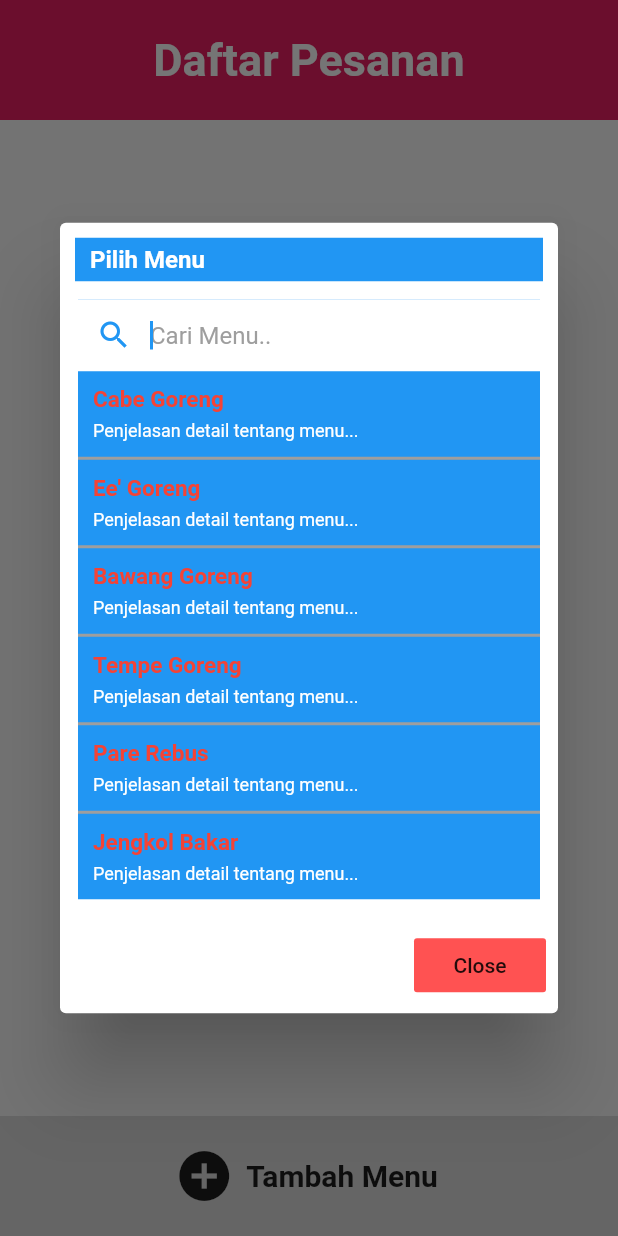
After one commit to amhirin/eduprog_flutter_exercises, a Flutter app: the PopupDialogPage screen opened directly, after a tap on "Tambah Menu", on a phone screen of 412 x 824 dp. The commit adds this screen. Run offline on Flutter 3.47's test engine with Material 2 defaults, Android fonts, the phone set to English and light mode, and no system bars; our stand-ins replace flutter_custom_clippers, qr_flutter; missing offline and left inert: qr_code_scanner.

Commit message:
tambahan popup dialog

```diff
--- /dev/null
+++ b/lib/eduprog/popupdialog.dart
@@ -0,0 +1,320 @@
+import 'package:flutter/material.dart';
+
+class PopupDialogPage extends StatefulWidget {
+  PopupDialogPage({Key key, this.title}) : super(key: key);
+  final String title;
+
+  @override
+  _PopupDialogPageState createState() => _PopupDialogPageState();
+}
+
+class _PopupDialogPageState extends State<PopupDialogPage> {
+
+  List<Map<String, String>> lstMenu = [];
+
+  List<Widget> buildListMenu(){
+    List<Widget> lstWidget = [];
+
+    for (int i = 0; i < lstMenu.length; i++){
+      final Map mData = lstMenu[i];
+      lstWidget.add(Container(
+        padding: EdgeInsets.symmetric(horizontal: 10, vertical: 10),
+        child: Row(
+          children: <Widget>[
+            Expanded(
+              child: Container(
+                height: 60,
+                alignment: Alignment.center,
+                color: Colors.indigoAccent,
+                child: Text(mData["text"], style: TextStyle(fontSize: 25, fontWeight: FontWeight.bold),),
+              ),
+            ),
+            Container(
+              alignment: Alignment.center,
+              height: 60,
+              color: Colors.black26,
+              width: 80,
+              child: IconButton(
+                icon: Icon(Icons.remove_circle),
+                onPressed: (){
+                  setState(() {
+                    lstMenu.remove(mData);
+                  });
+                },
+                iconSize: 40,
+                color: Colors.red,
+              ),
+            )
+
+          ],
+        ),
+      ));
+      lstWidget.add(Divider(color: Colors.black87,));
+    }
+
+    return lstWidget;
+  }
+
+  Future<String> _showStockChooserDialog(){
+    return showDialog(
+        context: context,
+        builder: (BuildContext context){
+          return MenuChooserDialog(title: "Pilih Menu",);
+        }
+    );
+  }
+
+  @override
+  void initState() {
+
+    super.initState();
+  }
+
+  @override
+  Widget build(BuildContext context) {
+    return Scaffold(
+      body: SafeArea(
+        child: Column(
+          children: <Widget>[
+            Container(
+              height: 80,
+              color: Colors.pink,
+              child: Center(child: Text("Daftar Pesanan", style: TextStyle(color: Colors.white, fontWeight: FontWeight.bold, fontSize: 30),)),
+            ),
+            Expanded(
+              child: SingleChildScrollView(
+                child: Column(
+                  children: <Widget>[...buildListMenu()],
+                ),
+              ),
+            ),
+            Container(
+              alignment: Alignment.center,
+              height: 80,
+              color: Colors.black12,
+              child: FlatButton.icon(onPressed: (){
+                _showStockChooserDialog().then((val){
+                    if (val == null) return;
+                    lstMenu.add({
+                      "id": "",
+                      "text": val
+                    });
+                    setState(() {
+
+                    });
+                });
+              }, icon: Icon(Icons.add_circle, size: 40,), label: Text("Tambah Menu", style: TextStyle(fontSize: 20, fontWeight: FontWeight.bold),)),
+            )
+          ],
+        ),
+      ),
+    );
+  }
+}
+
+
+class MenuChooserDialog extends StatefulWidget {
+  final String title;
+  MenuChooserDialog({Key key, this.title}) : super(key: key);
+
+  @override
+  _MenuChooserDialogState createState() => _MenuChooserDialogState();
+
+}
+
+class _MenuChooserDialogState extends State<MenuChooserDialog> {
+
+  List<Map<String, String>> _menuDataFiltered = [];
+  List<Map<String, String>> _menuDataSource = [];
+  final TextEditingController _filterController = TextEditingController();
+
+  @override
+  void initState() {
+    _menuDataSource.addAll([{
+        "id": "1",
+        "text": "Cabe Goreng"
+      },
+      {
+        "id": "2",
+        "text": "Ee' Goreng"
+      },
+      {
+        "id": "3",
+        "text": "Bawang Goreng"
+      },
+      {
+        "id": "4",
+        "text": "Tempe Goreng"
+      },
+      {
+        "id": "5",
+        "text": "Pare Rebus"
+      },
+      {
+        "id": "6",
+        "text": "Jengkol Bakar"
+      },
+      {
+        "id": "7",
+        "text": "Pete Goreng"
+      }
+    ]
+    );
+    _menuDataFiltered = []..addAll(_menuDataSource);
+    super.initState();
+  }
+
+  @override
+  void dispose() {
+    _filterController.dispose();
+    _menuDataFiltered.clear();
+    _menuDataSource.clear();
+    super.dispose();
+  }
+
+  List<Widget> getRows(){
+    List<Widget> lstWidget = [];
+    lstWidget = _menuDataFiltered.map((Map menuData){
+      return InkWell(
+        onTap: (){
+          Navigator.pop(context, menuData["text"]);
+        },
+        child: Container(
+          decoration: BoxDecoration(
+            //color: Colors.redAccent,
+              border: Border(
+                  bottom: BorderSide(
+                    color: Colors.grey,
+                    width: 2,
+                  )
+              )
+          ),
+          //height: 40,
+          padding: EdgeInsets.fromLTRB(10, 10, 0, 10),
+          child: Row(
+            children: <Widget>[
+              Expanded(
+                child: Column(
+                  children: <Widget>[
+                    Container(
+                      padding: EdgeInsets.only(bottom: 5),
+                      alignment:  Alignment.centerLeft,
+                      child: Text("${menuData["text"]}",
+                        style: TextStyle(
+                            fontSize: 15,
+                            color: Colors.red,
+                            fontWeight: FontWeight.bold
+                        ),),
+                    ),
+                    Container(
+                      alignment:  Alignment.centerLeft,
+                      child: Text("Penjelasan detail tentang menu...",
+                          style: TextStyle(
+                              color: Colors.white,
+                              fontSize: 12,
+                              fontWeight: FontWeight.normal
+                          )),
+                    )
+
+                  ],
+                ),
+
+              ),
+
+            ],
+          ),
+        ),
+      );
+    }).toList();
+    lstWidget = lstWidget.sublist(0, lstWidget.length > 50 ? 50 : lstWidget.length);
+    return lstWidget;
+  }
+
+  void processFilterChange(String filterText){
+    if(filterText?.isEmpty){
+      _menuDataFiltered = []..addAll(_menuDataSource);
+    }else{
+      _menuDataFiltered = []..addAll(_menuDataSource);
+      _menuDataFiltered.removeWhere((value) => !value["text"]?.toString().toLowerCase().contains(filterText.toLowerCase()));
+    }
+    setState(() {
+    });
+  }
+  @override
+  Widget build(BuildContext context) {
+    return AlertDialog(
+      contentPadding: EdgeInsets.fromLTRB(2, 2, 2, 2),
+      titlePadding: EdgeInsets.fromLTRB(10, 10, 10, 0),
+      title: Container(
+          color: Colors.blue,
+          padding: EdgeInsets.fromLTRB(10,5,5,5),
+          child: Text(widget.title, style: TextStyle(color: Colors.white, fontSize: 16, fontWeight: FontWeight.bold),)
+      ),
+
+      content: DefaultTextStyle(
+        style: TextStyle(fontSize: 15,fontWeight: FontWeight.bold, color: Colors.black.withOpacity(0.8)),
+        child: Padding(
+          padding: EdgeInsets.all(10),
+          child: Container(
+            color: Colors.blue,
+            height: 400,
+            width: 350,
+            child: Column(
+              mainAxisSize: MainAxisSize.min,
+              children: <Widget>[
+                Row(
+                  children: <Widget>[
+                    Expanded(
+                      child: Container(
+                        child: TextField(
+                            controller: _filterController,
+                            onChanged: (filterText){
+                              processFilterChange(filterText);
+                            },
+                            autofocus: true,
+                            style: TextStyle(color: Colors.black87),
+                            decoration: InputDecoration(
+                              //suffixText: "By Code/Name",
+                                suffixStyle: TextStyle(color: Colors.grey, fontSize: 12),
+                                contentPadding: EdgeInsets.fromLTRB(15.0, 5.0, 15.0, 5.0),
+                                prefixIcon: Icon(Icons.search),
+                                prefixStyle: TextStyle(color: Colors.blue),
+                                hintText: "Cari Menu..",
+                                hintStyle: TextStyle(color: Colors.grey),
+                                border: OutlineInputBorder(
+                                    borderSide: BorderSide(color: Colors.white, width: 32.0),
+                                    borderRadius: BorderRadius.circular(0.0)),
+                                focusedBorder: OutlineInputBorder(
+                                    borderSide: BorderSide(color: Colors.white, width: 32.0),
+                                    borderRadius: BorderRadius.circular(0.0)))
+                        ),
+                      ),
+                    ),
+                  ],
+                ),
+
+                Expanded(
+                  child: SingleChildScrollView(
+                    child: Column(
+                      children: getRows(),
+                    ),
+                  ),
+                )
+
+              ],
+            ),
+          ),
+        ),
+      ),
+      actions: <Widget>[
+        FlatButton(
+          color: Colors.redAccent,
+          child: Text('Close'),
+          onPressed: (){
+            Navigator.pop(context);
+          },
+        )
+      ],
+    );
+  }
+}
--- a/lib/main.dart
+++ b/lib/main.dart
@@ -8,6 +8,7 @@ import 'package:eduprog_flutter_exercises/eduprog/freeze_table.dart';
 import 'package:eduprog_flutter_exercises/eduprog/login.dart';
 import 'package:eduprog_flutter_exercises/eduprog/nav_drawer.dart';
 import 'package:eduprog_flutter_exercises/eduprog/page8.dart';
+import 'package:eduprog_flutter_exercises/eduprog/popupdialog.dart';
 import 'package:eduprog_flutter_exercises/eduprog/qrcodes.dart';
 import 'package:eduprog_flutter_exercises/eduprog/willpopscope.dart';
 import 'package:flutter/cupertino.dart';
@@ -350,6 +351,17 @@ class _MyHomePageState extends State<MyHomePage> {
                       );
                     },
                   ),
+                  Divider(),
+                  ListTile(
+                    title: Text("Popup Dialog", style: TextStyle(fontWeight: FontWeight.bold)) ,
+                    subtitle: Text("Contoh mengambil data dari popupdialog"),
+                    onTap: (){
+                      Navigator.push(
+                        context,
+                        MaterialPageRoute(builder: (context) => PopupDialogPage(title: "Popup Dialog",)),
+                      );
+                    },
+                  ),
 
 
                 ],
```
